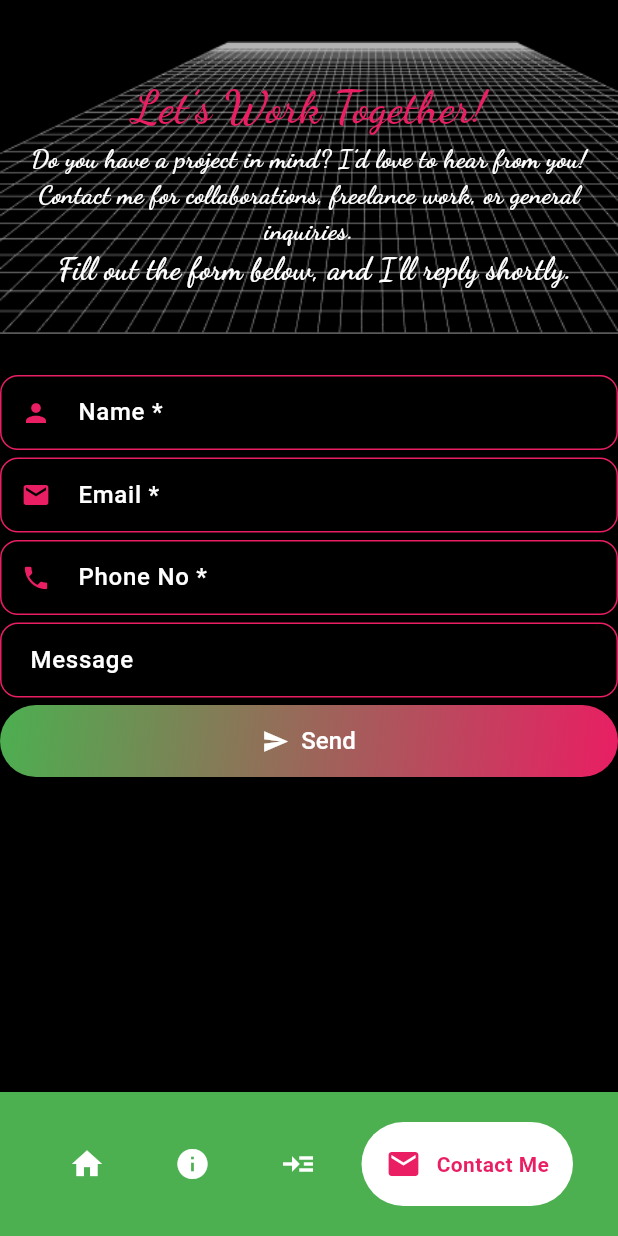
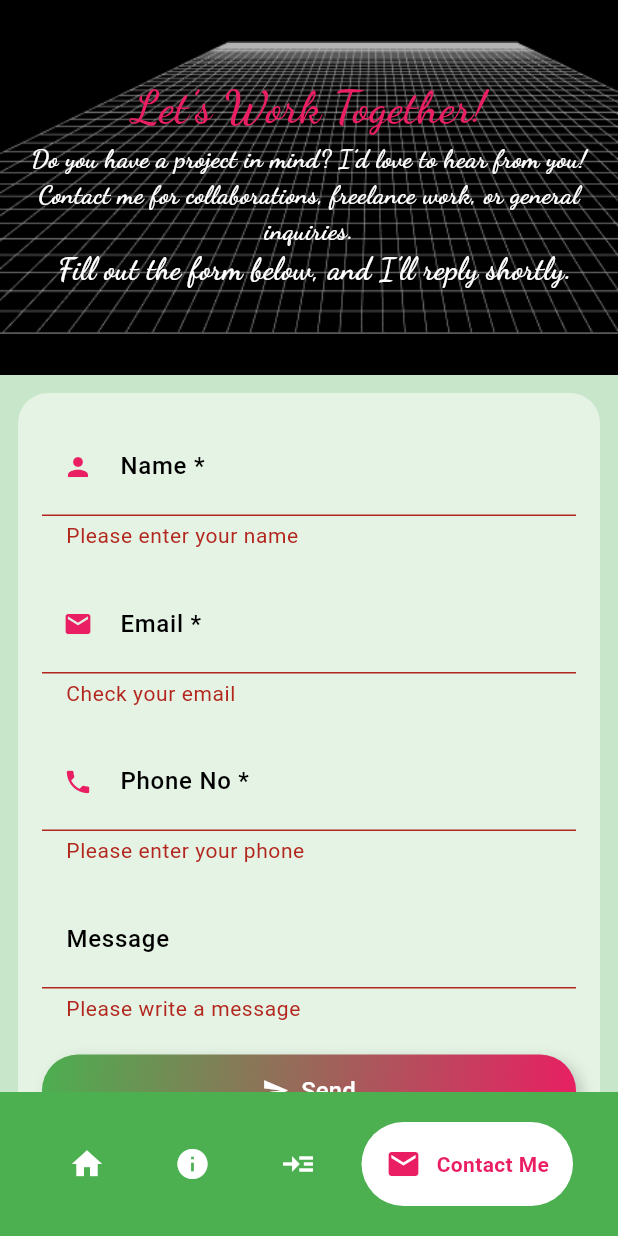
Before and after one commit to gilbert-ku/Flutter-Portfolio-App, a Flutter app: the screen it shows after launch, item 4 of the bottom bar chosen, after a tap on "Send", on a phone screen of 412 x 824 dp. Run offline on Flutter 3.47's test engine with Material 3 defaults, Android fonts, the phone set to English and light mode, and no system bars; drawn by our look-alikes of google_nav_bar; our stand-ins replace dio, font_awesome_flutter, go_router, google_fonts, permission_handler; Roboto replaces fonts that are missing (Domine).

Commit message:
feat(contact form): add textFormField for phone, email, message and submit btn and validation

```diff
--- a/lib/pages/contact_page.dart
+++ b/lib/pages/contact_page.dart
@@ -8,8 +8,8 @@ class ContactPage extends StatelessWidget {
   @override
   Widget build(BuildContext context) {
     return Scaffold(
-      backgroundColor: Colors.black,
-      // backgroundColor: Colors.green[100],
+      // backgroundColor: Colors.black,
+      backgroundColor: Colors.green[100],
       body: Column(
         children: [
           Stack(
--- a/lib/widgets/contact/contact_form.dart
+++ b/lib/widgets/contact/contact_form.dart
@@ -1,4 +1,5 @@
 import 'package:flutter/material.dart';
+import 'package:flutter/services.dart';
 import 'package:google_fonts/google_fonts.dart';
 
 class ContactForm extends StatefulWidget {
@@ -8,23 +9,46 @@ class ContactForm extends StatefulWidget {
   State<ContactForm> createState() => _ContactFormState();
 }
 
+// form validator
+
+extension EmailValidator on String {
+  bool isValidEmail() {
+    return RegExp(
+            r'^(([^<>()[\]\\.,;:\s@\"]+(\.[^<>()[\]\\.,;:\s@\"]+)*)|(\".+\"))@((\[[0-9]{1,3}\.[0-9]{1,3}\.[0-9]{1,3}\.[0-9]{1,3}\])|(([a-zA-Z\-0-9]+\.)+[a-zA-Z]{2,}))$')
+        .hasMatch(this);
+  }
+}
+
 class _ContactFormState extends State<ContactForm> {
   @override
   Widget build(BuildContext context) {
+    // form validator key
     final formKey = GlobalKey<FormState>();
 
     return Form(
       key: formKey,
+      child: Padding(
+        padding: const EdgeInsets.all(12.0),
+        child: Container(
+          decoration: BoxDecoration(
+            borderRadius: BorderRadius.circular(20),
+            color: Color.fromRGBO(255, 255, 255, 0.5),
+          ),
+          child: Padding(
+            padding: const EdgeInsets.all(8.0),
             child: Column(
               crossAxisAlignment: CrossAxisAlignment.start,
               children: [
                 // name
-          TextFormField(
-            cursorColor: Colors.pink, // Ensures caret color matches the design
-            style: TextStyle(fontSize: 17),
+                Padding(
+                  padding: const EdgeInsets.all(8.0),
+                  child: TextFormField(
+                    cursorColor: Colors.pink,
+                    style: TextStyle(fontSize: 17, color: Colors.black),
                     decoration: InputDecoration(
                       focusedBorder: OutlineInputBorder(
-                borderSide: BorderSide(color: Colors.greenAccent, width: 2.0),
+                        borderSide:
+                            BorderSide(color: Colors.green, width: 2.0),
                         borderRadius: BorderRadius.circular(12),
                       ),
                       enabledBorder: OutlineInputBorder(
@@ -34,7 +58,8 @@ class _ContactFormState extends State<ContactForm> {
                       prefixIcon: Icon(
                         Icons.person,
                         color: Colors.pink,
-                size: 20, // Slightly increased size for better visibility
+                        size:
+                            20, // Slightly increased size for better visibility
                       ),
                       hintText: 'What do people call you?',
                       hintStyle: TextStyle(
@@ -44,12 +69,12 @@ class _ContactFormState extends State<ContactForm> {
                       ),
                       labelText: 'Name *',
                       labelStyle: TextStyle(
-                color: Colors.white,
+                        color: Colors.black,
                         fontSize: 16,
                         fontWeight: FontWeight.w500,
                       ),
-              contentPadding:
-                  EdgeInsets.symmetric(vertical: 12.0, horizontal: 16.0),
+                      contentPadding: EdgeInsets.symmetric(
+                          vertical: 12.0, horizontal: 16.0),
                     ),
                     validator: (value) {
                       if (value == null || value.isEmpty) {
@@ -58,16 +83,22 @@ class _ContactFormState extends State<ContactForm> {
                       return null;
                     },
                   ),
-          SizedBox(
-            height: 5,
                 ),
+
                 // email
-          TextFormField(
-            cursorColor: Colors.pink, // Ensures caret color matches the design
-            style: TextStyle(fontSize: 17),
+                Padding(
+                  padding: const EdgeInsets.all(8.0),
+                  child: TextFormField(
+                    cursorColor:
+                        Colors.pink, // Ensures caret color matches the design
+                    style: TextStyle(
+                      fontSize: 17,
+                      color: Colors.black,
+                    ),
                     decoration: InputDecoration(
                       focusedBorder: OutlineInputBorder(
-                borderSide: BorderSide(color: Colors.greenAccent, width: 2.0),
+                        borderSide:
+                            BorderSide(color: Colors.green, width: 2.0),
                         borderRadius: BorderRadius.circular(12),
                       ),
                       enabledBorder: OutlineInputBorder(
@@ -77,42 +108,54 @@ class _ContactFormState extends State<ContactForm> {
                       prefixIcon: Icon(
                         Icons.email,
                         color: Colors.pink,
-                size: 20, // Slightly increased size for better visibility
+                        size: 20,
                       ),
                       hintText: 'Please Enter Your Email',
                       hintStyle: TextStyle(
                         color: Color.fromRGBO(
-                    250, 246, 246, 0.6), // Slightly increased opacity
-                fontSize: 14, // Slightly larger for readability
+                          250,
+                          246,
+                          246,
+                          0.6,
+                        ), // Slightly increased opacity
+                        fontSize: 14,
                       ),
                       labelText: 'Email *',
                       labelStyle: TextStyle(
-                color: Colors.white,
+                        color: Colors.black,
                         fontSize: 16,
                         fontWeight: FontWeight.w500,
                       ),
-              contentPadding:
-                  EdgeInsets.symmetric(vertical: 12.0, horizontal: 16.0),
+                      contentPadding: EdgeInsets.symmetric(
+                          vertical: 12.0, horizontal: 16.0),
                     ),
-            validator: (value) {
-              if (value == null || value.isEmpty) {
-                return 'Please enter your email';
+                    // Replace autovalidate with autovalidateMode
+                    autovalidateMode: AutovalidateMode.onUserInteraction,
+                    validator: (input) {
+                      // Safely check if input is not null and then validate
+                      if (input != null && input.isValidEmail()) {
+                        return null; // valid email
                       }
-              return null;
+                      return "Check your email"; // invalid email
                     },
                   ),
-
-          SizedBox(
-            height: 5,
                 ),
 
                 // phone number
-          TextFormField(
-            cursorColor: Colors.pink, // Ensures caret color matches the design
-            style: TextStyle(fontSize: 17),
+                Padding(
+                  padding: const EdgeInsets.all(8.0),
+                  child: TextFormField(
+                    cursorColor: Colors.pink,
+                    style: TextStyle(
+                      fontSize: 17,
+                      color: Colors.black,
+                    ),
+                    keyboardType: TextInputType.number,
+                    inputFormatters: [FilteringTextInputFormatter.digitsOnly],
                     decoration: InputDecoration(
                       focusedBorder: OutlineInputBorder(
-                borderSide: BorderSide(color: Colors.greenAccent, width: 2.0),
+                        borderSide:
+                            BorderSide(color: Colors.green, width: 2.0),
                         borderRadius: BorderRadius.circular(12),
                       ),
                       enabledBorder: OutlineInputBorder(
@@ -122,22 +165,26 @@ class _ContactFormState extends State<ContactForm> {
                       prefixIcon: Icon(
                         Icons.phone,
                         color: Colors.pink,
-                size: 20, // Slightly increased size for better visibility
+                        size: 20,
                       ),
                       hintText: 'Please Enter Your Phone No',
                       hintStyle: TextStyle(
                         color: Color.fromRGBO(
-                    250, 246, 246, 0.6), // Slightly increased opacity
-                fontSize: 14, // Slightly larger for readability
+                          250,
+                          246,
+                          246,
+                          0.6,
+                        ),
+                        fontSize: 14,
                       ),
                       labelText: 'Phone No *',
                       labelStyle: TextStyle(
-                color: Colors.white,
+                        color: Colors.black,
                         fontSize: 16,
                         fontWeight: FontWeight.w500,
                       ),
-              contentPadding:
-                  EdgeInsets.symmetric(vertical: 12.0, horizontal: 16.0),
+                      contentPadding: EdgeInsets.symmetric(
+                          vertical: 12.0, horizontal: 16.0),
                     ),
                     validator: (value) {
                       if (value == null || value.isEmpty) {
@@ -146,21 +193,25 @@ class _ContactFormState extends State<ContactForm> {
                       return null;
                     },
                   ),
-
-          SizedBox(
-            height: 5,
                 ),
 
                 // message
-          TextFormField(
-            cursorColor: Colors.pink, // Ensures caret color matches the design
-            style: TextStyle(fontSize: 17),
+                Padding(
+                  padding: const EdgeInsets.all(8.0),
+                  child: TextFormField(
+                    cursorColor:
+                        Colors.pink, // Ensures caret color matches the design
+                    style: TextStyle(
+                      fontSize: 17,
+                      color: Colors.black,
+                    ),
                     keyboardType: TextInputType.multiline,
                     minLines: 1, //Normal textInputField will be displayed
                     maxLines: 5,
                     decoration: InputDecoration(
                       focusedBorder: OutlineInputBorder(
-                borderSide: BorderSide(color: Colors.greenAccent, width: 2.0),
+                        borderSide:
+                            BorderSide(color: Colors.green, width: 2.0),
                         borderRadius: BorderRadius.circular(12),
                       ),
                       enabledBorder: OutlineInputBorder(
@@ -170,17 +221,21 @@ class _ContactFormState extends State<ContactForm> {
                       hintText: 'Write a Message...',
                       hintStyle: TextStyle(
                         color: Color.fromRGBO(
-                    250, 246, 246, 0.6), // Slightly increased opacity
+                          250,
+                          246,
+                          246,
+                          0.6,
+                        ), // Slightly increased opacity
                         fontSize: 14, // Slightly larger for readability
                       ),
                       labelText: 'Message ',
                       labelStyle: TextStyle(
-                color: Colors.white,
+                        color: Colors.black,
                         fontSize: 16,
                         fontWeight: FontWeight.w500,
                       ),
-              contentPadding:
-                  EdgeInsets.symmetric(vertical: 12.0, horizontal: 16.0),
+                      contentPadding: EdgeInsets.symmetric(
+                          vertical: 12.0, horizontal: 16.0),
                     ),
                     validator: (value) {
                       if (value == null || value.isEmpty) {
@@ -189,13 +244,18 @@ class _ContactFormState extends State<ContactForm> {
                       return null;
                     },
                   ),
+                ),
 
-          // ElevatedButton(onPressed: () {}, child: Text("Send"))
-          SizedBox(height: 5,),
-          Container(
+                SizedBox(
+                  height: 5,
+                ),
+
+                // button
+                Padding(
+                  padding: const EdgeInsets.all(8.0),
+                  child: Container(
                     width: double.infinity,
                     decoration: BoxDecoration(
-
                       gradient: LinearGradient(
                         colors: [
                           Colors.green,
@@ -218,8 +278,10 @@ class _ContactFormState extends State<ContactForm> {
                     ),
                     child: ElevatedButton.icon(
                       style: ElevatedButton.styleFrom(
-                backgroundColor: Colors.transparent, // Set to transparent
-                shadowColor: Colors.transparent, // Remove default shadow
+                        backgroundColor:
+                            Colors.transparent, // Set to transparent
+                        shadowColor:
+                            Colors.transparent, // Remove default shadow
                         shape: RoundedRectangleBorder(
                           borderRadius:
                               BorderRadius.circular(50), // Match the container
@@ -231,6 +293,13 @@ class _ContactFormState extends State<ContactForm> {
                       ),
                       onPressed: () {
                         // downloadFile(context);
+                        if (formKey.currentState!.validate()) {
+                          // If the form is valid, display a snackbar. In the real world,
+                          // you'd often call a server or save the information in a database.
+                          ScaffoldMessenger.of(context).showSnackBar(
+                            const SnackBar(content: Text('Processing Data')),
+                          );
+                        }
                       },
                       label: Text(
                         "Send",
@@ -246,8 +315,12 @@ class _ContactFormState extends State<ContactForm> {
                         color: Colors.white,
                       ),
                     ),
+                  ),
                 )
               ],
+            ),
+          ),
+        ),
       ),
     );
   }
```
Also changed, not shown: 2 other files. Lines whose indentation alone changed are shown as unchanged.
